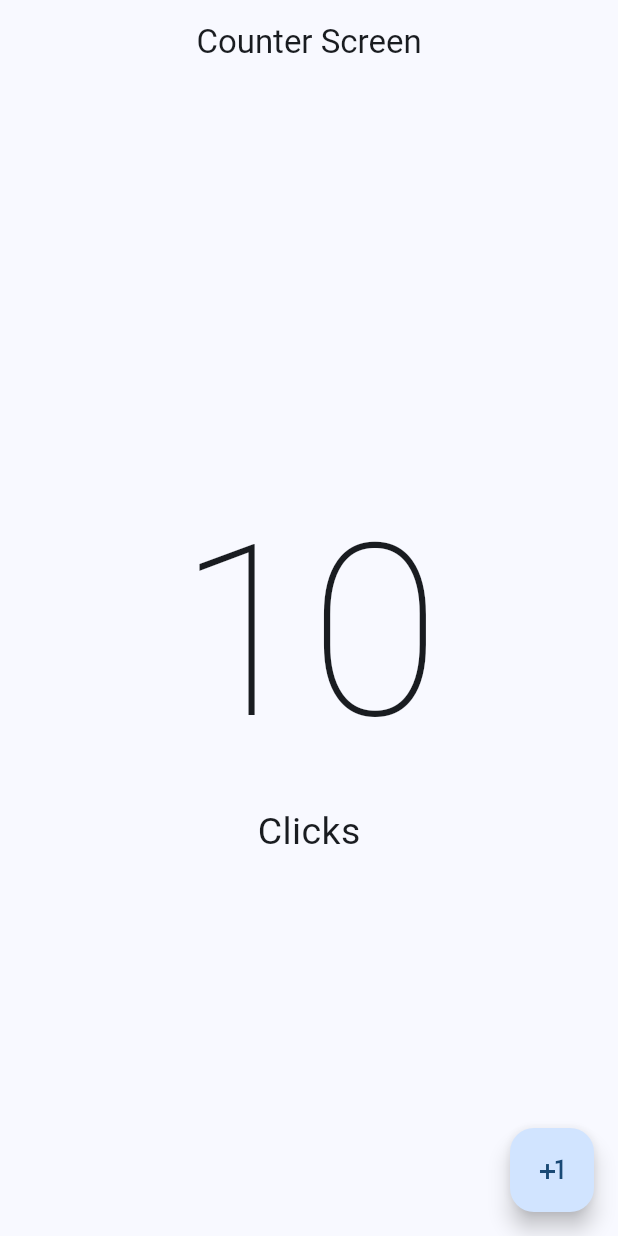
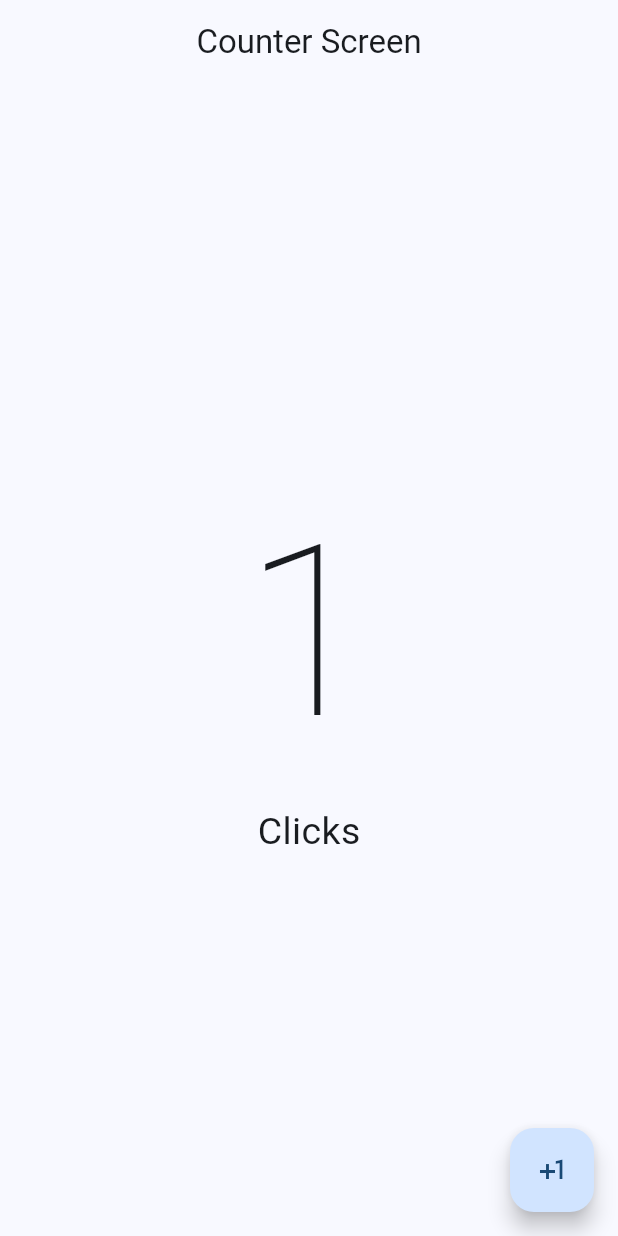
Before and after one commit to Armando-coder-gif/hello-world-dart, a Flutter app: the screen it shows after launch, after a tap on the "plus one" icon, on a phone screen of 412 x 824 dp. Run offline on Flutter 3.47's test engine with Material 3 defaults, Android fonts, the phone set to English and light mode, and no system bars.

```diff
--- a/hello_world/lib/presentation/screens/counter/counter_screen.dart
+++ b/hello_world/lib/presentation/screens/counter/counter_screen.dart
@@ -1,26 +1,43 @@
 import 'package:flutter/material.dart';
 
-class CounterScreen extends StatelessWidget {
+class CounterScreen extends StatefulWidget {
   const CounterScreen({super.key});
 
   @override
+  State<CounterScreen> createState() => _CounterScreenState();
+}
+
+class _CounterScreenState extends State<CounterScreen> {
+  int clickCounter = 0;
+
+  @override
   Widget build(BuildContext context) {
-    return  Scaffold(
-      appBar:AppBar(
+    return Scaffold(
+      appBar: AppBar(
         title: const Center(child: Text('Counter Screen')),
-      ) ,
-      body: const Center(
+      ),
+      body: Center(
           child: Column(
         mainAxisAlignment: MainAxisAlignment.center,
         children: [
-            Text('10', style: TextStyle(fontSize: 160, fontWeight: FontWeight.w100),),
-            Text('Clicks', style: TextStyle(fontSize: 25,),)
+          Text(
+            '$clickCounter',
+            style: const TextStyle(fontSize: 160, fontWeight: FontWeight.w100),
+          ),
+          const Text(
+            'Clicks',
+            style: TextStyle(
+              fontSize: 25,
+            ),
+          )
         ],
-            )
-          ),
+      )),
       floatingActionButton: FloatingActionButton(
-          onPressed: (){
-
+        onPressed: () {
+          setState(() { //? es como el useState en react
+          // clickCounter += 1; o esta opción
+            clickCounter++;
+          });
         },
         child: const Icon(Icons.plus_one),
       ),
```
Lines whose indentation alone changed are shown as unchanged.
